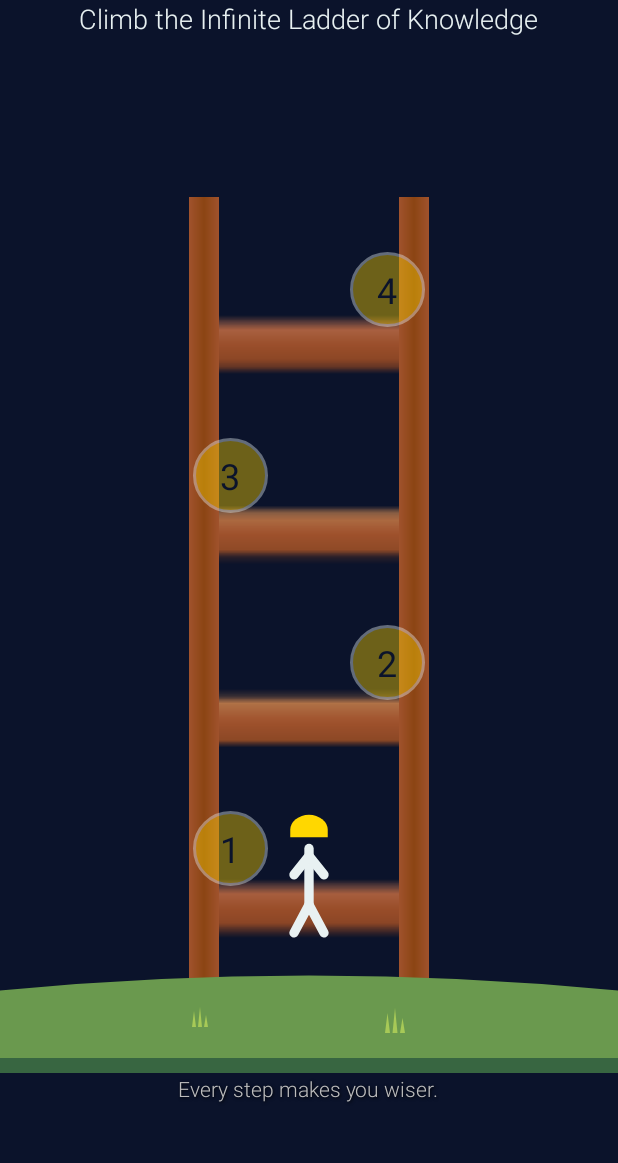
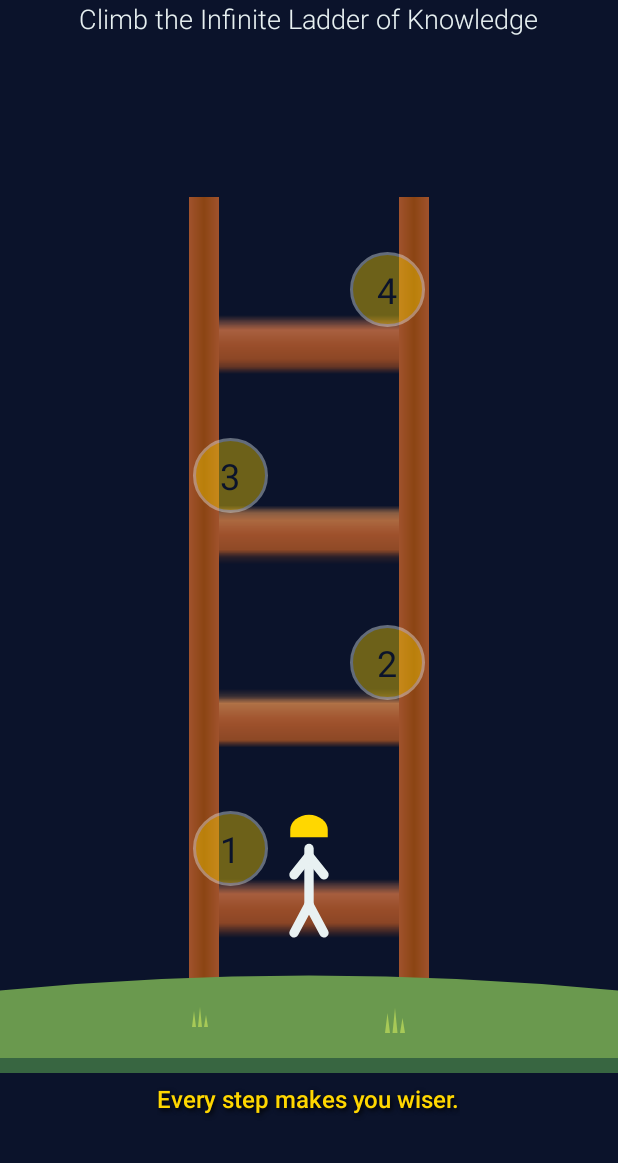
Before and after one commit to UtilityDD/slm, an Android app: the screen it shows after launch (MainActivity), on a phone screen of 412 x 824 dp, the part 73-1236 px from its top. Run offline under Robolectric (Android 15) with nearby library versions, the phone set to English and light mode, and no system bars.

Commit message:
footer text improved

```diff
--- a/app/src/main/res/layout/activity_main.xml
+++ b/app/src/main/res/layout/activity_main.xml
@@ -1462,14 +1462,14 @@
         android:layout_width="wrap_content"
         android:layout_height="wrap_content"
         android:layout_gravity="bottom|center_horizontal"
-        android:layout_marginBottom="24dp"
-        android:fontFamily="sans-serif-light"
+        android:layout_marginBottom="16dp"
+        android:fontFamily="sans-serif-medium"
         android:text="@string/footer_text"
-        android:textColor="@color/light_gray"
-        android:textSize="14sp"
+        android:textColor="@color/golden_light"
+        android:textSize="16sp"
         android:shadowColor="#000000"
-        android:shadowDx="1"
-        android:shadowDy="1"
-        android:shadowRadius="2"/>
+        android:shadowDx="2"
+        android:shadowDy="2"
+        android:shadowRadius="4"/>
 
 </androidx.coordinatorlayout.widget.CoordinatorLayout>
```
